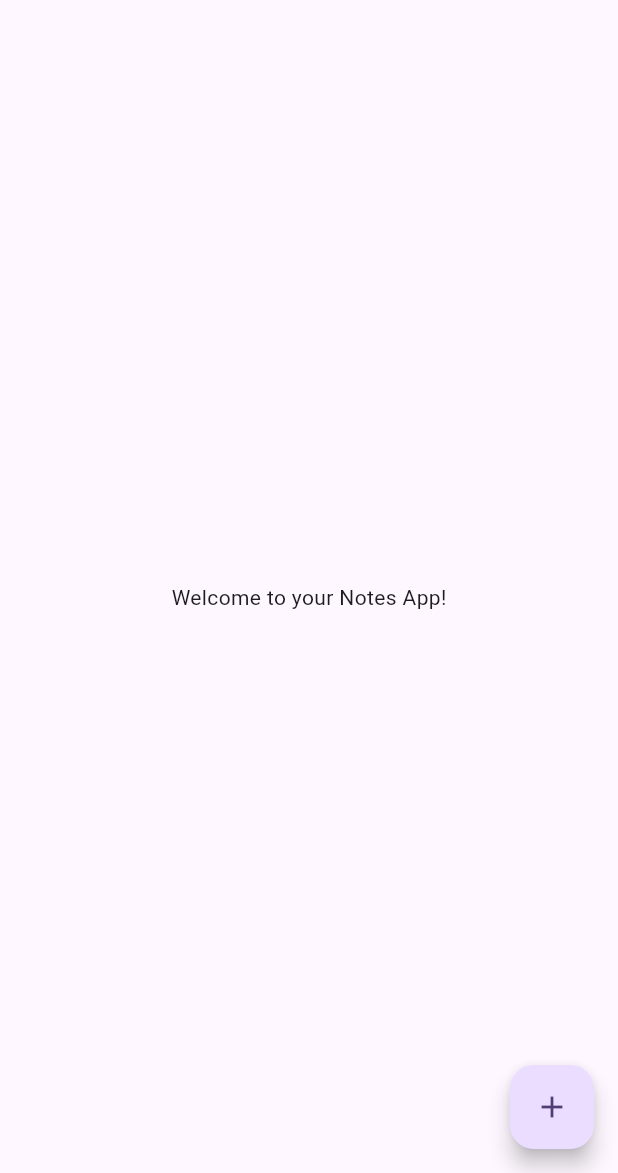
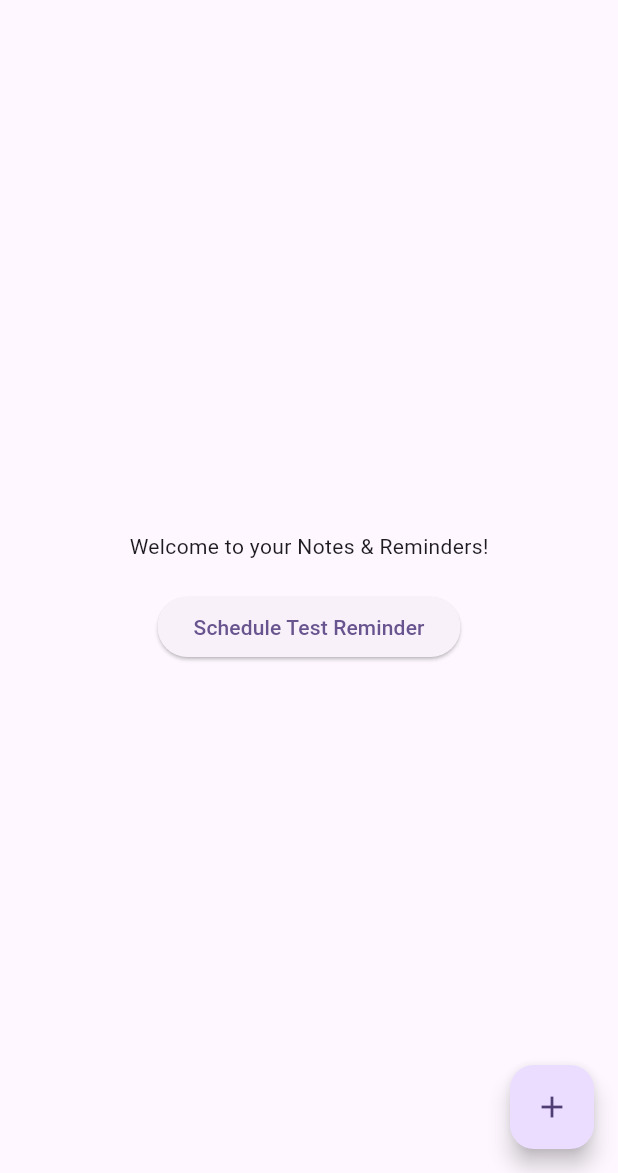
Before and after one commit to Ma7mod-Raslan/simple-notes-app, a Flutter app: the screen it shows after launch, after a tap on the "add" icon, on a phone screen of 412 x 824 dp, the part 63-1236 px from its top. Run offline on Flutter 3.47's test engine with Material 3 defaults, Android fonts, the phone set to English and light mode, and no system bars; our stand-ins replace flutter_local_notifications, flutter_secure_storage, hive, hive_flutter, rxdart, share_plus and 1 more; accounts and stored records are empty.

Commit message:
Updated main.dart file after merge it with main.dart from Yusr

```diff
--- a/lib/main.dart
+++ b/lib/main.dart
@@ -1,12 +1,18 @@
-import 'package:flutter/material.dart';
 import 'package:flutter/material.dart';
 import 'package:hive_flutter/hive_flutter.dart';
 import 'models/note.dart';
+import 'services/notification_service.dart';
 
 void main() async {
   WidgetsFlutterBinding.ensureInitialized();
+
+  // Initialize Hive
   await Hive.initFlutter();
-  Hive.registerAdapter(NoteAdapter()); // <- Important!
+  Hive.registerAdapter(NoteAdapter());
+
+  // Initialize Notifications
+  await NotificationService.initialize();
+  NotificationService.requestPermissions();
 
   runApp(const SimpleNotesApp());
 }
@@ -35,10 +41,33 @@ class NotesHomePage extends StatelessWidget {
   Widget build(BuildContext context) {
     return Scaffold(
       appBar: AppBar(title: const Text('Simple Notes App')),
-      body: const Center(child: Text('Welcome to your Notes App!')),
+      body: Center(
+        child: Column(
+          mainAxisAlignment: MainAxisAlignment.center,
+          children: [
+            const Text('Welcome to your Notes & Reminders!'),
+            const SizedBox(height: 20),
+            ElevatedButton(
+              onPressed: () async {
+                DateTime now = DateTime.now().add(const Duration(seconds: 5));
+                await NotificationService.scheduleNotification(
+                  id: 0,
+                  title: 'Test Reminder',
+                  body: 'This is a test notification!',
+                  scheduledTime: now,
+                );
+                ScaffoldMessenger.of(context).showSnackBar(
+                  const SnackBar(content: Text('Test reminder scheduled!')),
+                );
+              },
+              child: const Text('Schedule Test Reminder'),
+            ),
+          ],
+        ),
+      ),
       floatingActionButton: FloatingActionButton(
         onPressed: () {
-
+          // Add note functionality here
         },
         child: const Icon(Icons.add),
       ),
```
